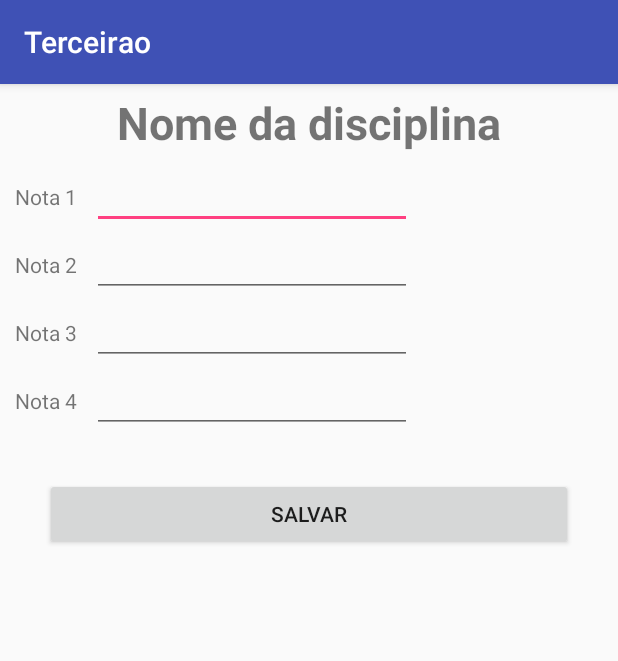
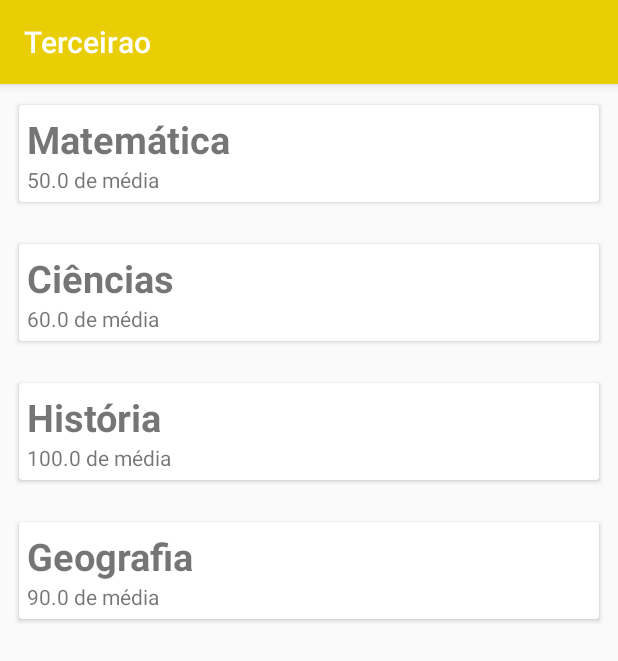
Before and after one commit to raphaelframos/devmov1, an Android app: the screen it shows after launch (CadastroDeNotaActivity before the commit, NotasActivity after it), on a phone screen of 412 x 824 dp. Shown: the top 661 px of the screen. Run offline under Robolectric (Android 15) with nearby library versions, the phone set to English and light mode, and no system bars.

Commit message:
Criando uma lista

```diff
--- a/Terceirao/app/build.gradle
+++ b/Terceirao/app/build.gradle
@@ -25,7 +25,9 @@ dependencies {
     implementation 'com.android.support:design:26.1.0'
     implementation 'com.android.support.constraint:constraint-layout:1.0.2'
     implementation 'com.android.support:support-vector-drawable:26.1.0'
+    implementation 'com.android.support:cardview-v7:26.1.0'
     testImplementation 'junit:junit:4.12'
     androidTestImplementation 'com.android.support.test:runner:1.0.1'
+    implementation 'com.squareup.picasso:picasso:2.71828'
     androidTestImplementation 'com.android.support.test.espresso:espresso-core:3.0.1'
 }
--- a/Terceirao/app/src/main/AndroidManifest.xml
+++ b/Terceirao/app/src/main/AndroidManifest.xml
@@ -19,7 +19,8 @@
             </intent-filter>
         </activity>
         <activity android:name=".NovaDisciplinaActivity" />
-        <activity android:name=".CadastroDeNotaActivity"></activity>
+        <activity android:name=".CadastroDeNotaActivity" />
+        <activity android:name=".NotasActivity"></activity>
     </application>
 
 </manifest>
--- a/Terceirao/app/src/main/java/com/raphaelframos/terceirao/MenuPrincipalActivity.java
+++ b/Terceirao/app/src/main/java/com/raphaelframos/terceirao/MenuPrincipalActivity.java
@@ -42,9 +42,9 @@ public class MenuPrincipalActivity extends AppCompatActivity {
         navigation.setOnNavigationItemSelectedListener(mOnNavigationItemSelectedListener);
 
         Intent intencao = new Intent(MenuPrincipalActivity.this, CadastroDeNotaActivity.class);
-        startActivity(intencao);
+       // startActivity(intencao);
 
-     //   startActivity(new Intent(this, NovaDisciplinaActivity.class));
+        startActivity(new Intent(this, NotasActivity.class));
 
     }
 
--- /dev/null
+++ b/Terceirao/app/src/main/java/com/raphaelframos/terceirao/NotasActivity.java
@@ -0,0 +1,34 @@
+package com.raphaelframos.terceirao;
+
+import android.support.v7.app.AppCompatActivity;
+import android.os.Bundle;
+import android.support.v7.widget.GridLayoutManager;
+import android.support.v7.widget.LinearLayoutManager;
+import android.support.v7.widget.RecyclerView;
+
+import com.raphaelframos.terceirao.adapter.NotaAdapter;
+import com.raphaelframos.terceirao.model.Disciplina;
+
+import java.util.ArrayList;
+
+public class NotasActivity extends AppCompatActivity {
+
+    private RecyclerView recyclerViewNotas;
+
+    @Override
+    protected void onCreate(Bundle savedInstanceState) {
+        super.onCreate(savedInstanceState);
+        setContentView(R.layout.activity_notas);
+
+        recyclerViewNotas = findViewById(R.id.recycler_notas);
+        recyclerViewNotas.setLayoutManager(new LinearLayoutManager(getApplicationContext()));
+
+        ArrayList<Disciplina> disciplinas = new ArrayList<>();
+        disciplinas.add(new Disciplina("Matemática", 50));
+        disciplinas.add(new Disciplina("Ciências", 60));
+        disciplinas.add(new Disciplina("História", 100));
+        disciplinas.add(new Disciplina("Geografia", 90));
+
+        recyclerViewNotas.setAdapter(new NotaAdapter(disciplinas));
+    }
+}
--- /dev/null
+++ b/Terceirao/app/src/main/java/com/raphaelframos/terceirao/adapter/NotaAdapter.java
@@ -0,0 +1,60 @@
+package com.raphaelframos.terceirao.adapter;
+
+import android.support.v7.widget.RecyclerView;
+import android.view.LayoutInflater;
+import android.view.View;
+import android.view.ViewGroup;
+import android.widget.TextView;
+
+import com.raphaelframos.terceirao.R;
+import com.raphaelframos.terceirao.model.Disciplina;
+
+import java.util.ArrayList;
+
+/**
+ * Created by raphaelramos on 20/03/2018.
+ */
+
+public class NotaAdapter extends RecyclerView.Adapter<NotaAdapter.NotaViewHolder>{
+
+    private ArrayList<Disciplina> disciplinas;
+
+    public NotaAdapter(ArrayList<Disciplina> disciplinasDaActivity) {
+        this.disciplinas = disciplinasDaActivity;
+    }
+
+    @Override
+    public NotaViewHolder onCreateViewHolder(ViewGroup parent, int viewType) {
+
+        View view = LayoutInflater.from(parent.getContext()).inflate(R.layout.adapter_nota, parent, false);
+        return new NotaViewHolder(view);
+    }
+
+    @Override
+    public void onBindViewHolder(NotaViewHolder holder, int position) {
+
+        Disciplina disciplina = disciplinas.get(position);
+
+        holder.textViewNome.setText(disciplina.getNome());
+        holder.textViewMedia.setText(disciplina.getMedia() + " " + "de média");
+
+    }
+
+    @Override
+    public int getItemCount() {
+        return disciplinas.size();
+    }
+
+    public class NotaViewHolder extends RecyclerView.ViewHolder{
+
+        private TextView textViewNome;
+        private TextView textViewMedia;
+
+        public NotaViewHolder(View itemView) {
+            super(itemView);
+
+            textViewMedia = itemView.findViewById(R.id.text_view_media);
+            textViewNome = itemView.findViewById(R.id.text_view_nome_da_disciplina);
+        }
+    }
+}
--- /dev/null
+++ b/Terceirao/app/src/main/java/com/raphaelframos/terceirao/model/Disciplina.java
@@ -0,0 +1,32 @@
+package com.raphaelframos.terceirao.model;
+
+/**
+ * Created by raphaelramos on 20/03/2018.
+ */
+
+public class Disciplina {
+
+    private String nome;
+    private double media;
+
+    public Disciplina(String nome, double media) {
+        setNome(nome);
+        setMedia(media);
+    }
+
+    public String getNome() {
+        return nome;
+    }
+
+    public void setNome(String nome) {
+        this.nome = nome;
+    }
+
+    public double getMedia() {
+        return media;
+    }
+
+    public void setMedia(double media) {
+        this.media = media;
+    }
+}
--- /dev/null
+++ b/Terceirao/app/src/main/res/layout/activity_notas.xml
@@ -0,0 +1,15 @@
+<?xml version="1.0" encoding="utf-8"?>
+<LinearLayout xmlns:android="http://schemas.android.com/apk/res/android"
+    xmlns:app="http://schemas.android.com/apk/res-auto"
+    xmlns:tools="http://schemas.android.com/tools"
+    android:layout_width="match_parent"
+    android:layout_height="match_parent"
+    android:orientation="vertical"
+    tools:context="com.raphaelframos.terceirao.NotasActivity">
+
+    <android.support.v7.widget.RecyclerView
+        android:id="@+id/recycler_notas"
+        android:layout_width="match_parent"
+        android:layout_height="match_parent"></android.support.v7.widget.RecyclerView>
+
+</LinearLayout>
--- /dev/null
+++ b/Terceirao/app/src/main/res/layout/adapter_nota.xml
@@ -0,0 +1,37 @@
+<?xml version="1.0" encoding="utf-8"?>
+<LinearLayout xmlns:android="http://schemas.android.com/apk/res/android"
+    xmlns:app="http://schemas.android.com/apk/res-auto"
+    android:orientation="vertical"
+    android:layout_margin="10dp"
+    android:layout_width="match_parent"
+    android:layout_height="wrap_content">
+
+    <android.support.v7.widget.CardView
+        app:cardUseCompatPadding="true"
+        android:layout_width="match_parent"
+        android:layout_height="wrap_content">
+
+        <LinearLayout
+            android:layout_margin="5dp"
+            android:orientation="vertical"
+            android:layout_width="match_parent"
+            android:layout_height="wrap_content">
+
+            <TextView
+                android:textSize="25sp"
+                android:textStyle="bold"
+                android:id="@+id/text_view_nome_da_disciplina"
+                android:layout_width="match_parent"
+                android:layout_height="wrap_content" />
+
+            <TextView
+                android:id="@+id/text_view_media"
+                android:layout_width="match_parent"
+                android:layout_height="wrap_content" />
+
+        </LinearLayout>
+    </android.support.v7.widget.CardView>
+
+
+
+</LinearLayout>
--- /dev/null
+++ b/Terceirao/app/src/main/res/layout/layout_teste.xml
@@ -0,0 +1,25 @@
+<?xml version="1.0" encoding="utf-8"?>
+<LinearLayout xmlns:android="http://schemas.android.com/apk/res/android"
+    android:orientation="vertical"
+    android:layout_width="match_parent"
+    android:layout_height="match_parent">
+
+    <TextView
+        android:text="É nóis"
+        android:textSize="100sp"
+        android:textColor="@color/colorPrimaryDark"
+        android:layout_width="match_parent"
+        android:layout_height="wrap_content" />
+
+    <SeekBar
+        android:layout_width="match_parent"
+        android:layout_height="wrap_content" />
+
+    <Switch
+        android:id="@+id/switch1"
+        android:layout_width="match_parent"
+        android:layout_height="wrap_content"
+        android:text="Gili é bonito?" />
+
+
+</LinearLayout>
--- a/Terceirao/app/src/main/res/values/colors.xml
+++ b/Terceirao/app/src/main/res/values/colors.xml
@@ -1,6 +1,6 @@
 <?xml version="1.0" encoding="utf-8"?>
 <resources>
-    <color name="colorPrimary">#3F51B5</color>
+    <color name="colorPrimary">#e9ce05</color>
     <color name="colorPrimaryDark">#303F9F</color>
-    <color name="colorAccent">#FF4081</color>
+    <color name="colorAccent">#008c07</color>
 </resources>
```
Also changed, not shown: Terceirao/app/src/main/res/drawable/teste.png (added).
